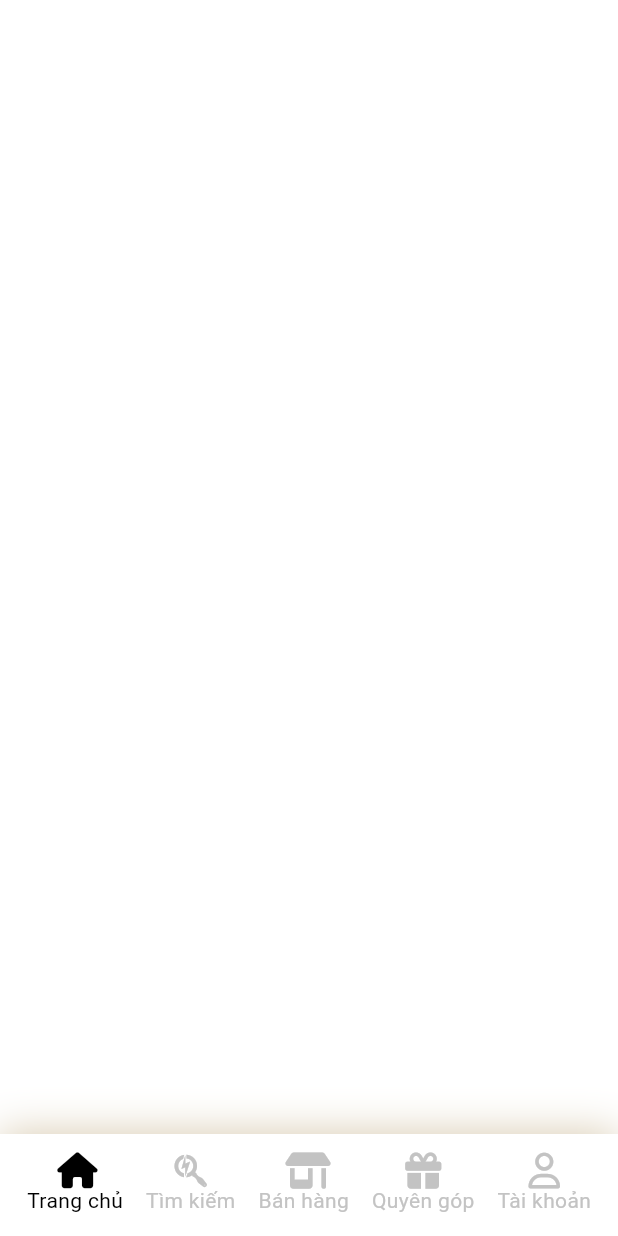
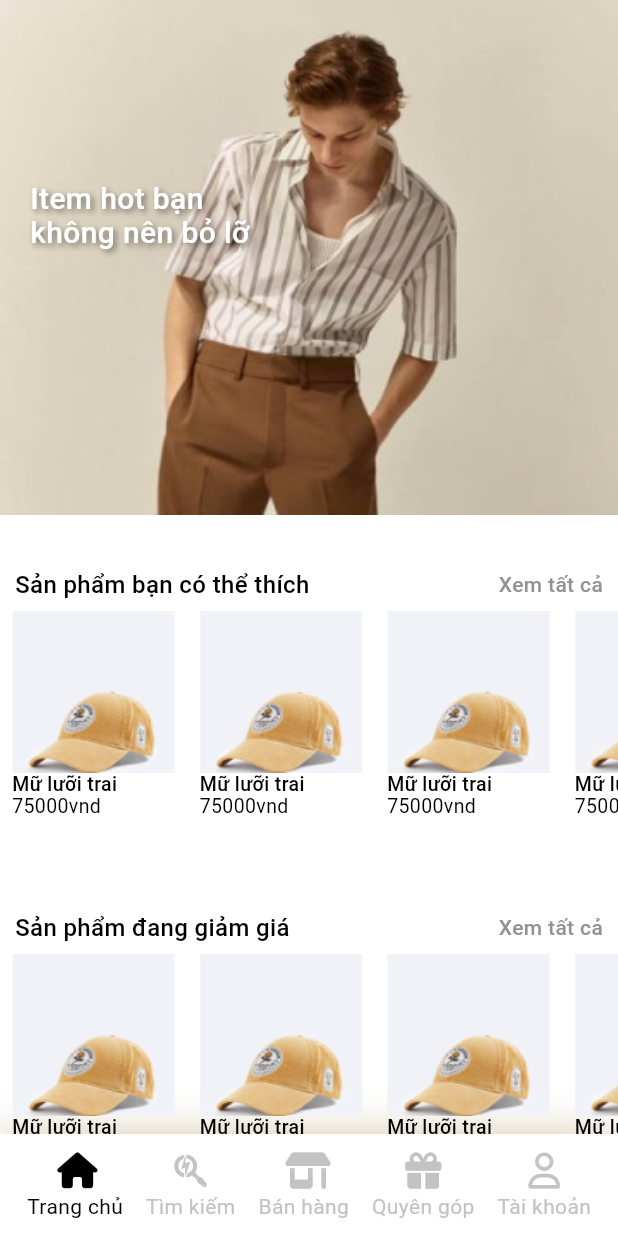
Before and after one commit to QBitGenZ/2fends-mobile, a Flutter app: the screen it shows after launch, on a phone screen of 412 x 824 dp. Run offline on Flutter 3.47's test engine with Material 3 defaults, Android fonts, the phone set to English and light mode, and no system bars; our stand-ins replace font_awesome_flutter, google_fonts.

Commit message:
Xong trang đầu của trang chủ

```diff
--- a/lib/main.dart
+++ b/lib/main.dart
@@ -1,4 +1,4 @@
-import 'package:fends_mobile/pages/home/index.dart';
+import 'package:fends_mobile/pages/index.dart';
 import 'package:fends_mobile/widgets/navbar.dart';
 import 'package:fends_mobile/pages/home/start_screen.dart';
 import 'package:flutter/material.dart';
--- a/lib/models/index.dart
+++ b/lib/models/index.dart
@@ -0,0 +1,27 @@
+class Product {
+  String name;
+  String price;
+
+  Product({required this.name, required this.price});
+}
+
+List<Product> products = [
+  Product(name: "Mữ lưỡi trai", price: "75000vnd"),
+  Product(name: "Mữ lưỡi trai", price: "75000vnd"),
+  Product(name: "Mữ lưỡi trai", price: "75000vnd"),
+  Product(name: "Mữ lưỡi trai", price: "75000vnd"),
+  Product(name: "Mữ lưỡi trai", price: "75000vnd"),
+  Product(name: "Mữ lưỡi trai", price: "75000vnd"),
+  Product(name: "Mữ lưỡi trai", price: "75000vnd"),
+  Product(name: "Mữ lưỡi trai", price: "75000vnd"),
+  Product(name: "Mữ lưỡi trai", price: "75000vnd"),
+  Product(name: "Mữ lưỡi trai", price: "75000vnd"),
+  Product(name: "Mữ lưỡi trai", price: "75000vnd"),
+  Product(name: "Mữ lưỡi trai", price: "75000vnd"),
+  Product(name: "Mữ lưỡi trai", price: "75000vnd"),
+  Product(name: "Mữ lưỡi trai", price: "75000vnd"),
+  Product(name: "Mữ lưỡi trai", price: "75000vnd"),
+  Product(name: "Mữ lưỡi trai", price: "75000vnd"),
+  Product(name: "Mữ lưỡi trai", price: "75000vnd"),
+  Product(name: "Mữ lưỡi trai", price: "75000vnd"),
+];
--- a/lib/pages/home/index.dart
+++ /dev/null
@@ -1,27 +0,0 @@
-import 'package:fends_mobile/widgets/navbar.dart';
-import 'package:flutter/cupertino.dart';
-import 'package:flutter/material.dart';
-
-class MainPage extends StatefulWidget {
-  @override
-  State<MainPage> createState() => _MainPageState();
-}
-
-class _MainPageState extends State<MainPage> {
-  late double screenWidth;
-
-  @override
-  Widget build(BuildContext context) {
-    screenWidth = MediaQuery.of(context).size.width;
-
-    return Scaffold(
-        body: Stack(
-          children: [
-            Positioned(
-                bottom: 0,
-                child: Navbar()
-            ),
-          ],
-    ));
-  }
-}
--- a/lib/pages/index.dart
+++ b/lib/pages/index.dart
@@ -0,0 +1,56 @@
+import 'package:fends_mobile/sections/home/index.dart';
+import 'package:fends_mobile/widgets/navbar.dart';
+import 'package:flutter/cupertino.dart';
+import 'package:flutter/material.dart';
+import 'package:flutter/widgets.dart';
+
+import '../constants/navbar.dart';
+
+class MainPage extends StatefulWidget {
+  @override
+  State<MainPage> createState() => _MainPageState();
+}
+
+class _MainPageState extends State<MainPage> {
+  late double screenWidth;
+  late String selectedTitle;
+
+  @override
+  void initState() {
+    super.initState();
+    selectedTitle = navbar[0].title;
+  }
+
+  @override
+  Widget build(BuildContext context) {
+    screenWidth = MediaQuery.of(context).size.width;
+
+    void updateSelectedTitle(String title) {
+      setState(() {
+        selectedTitle = title;
+      });
+    }
+
+    return Scaffold(
+        body: Stack(
+          children: [
+            Positioned(
+                bottom: 0,
+                child: Navbar(selectedTitle: selectedTitle, updateSelectedTitle: updateSelectedTitle,)
+            ),
+            Positioned(
+              top: 0,
+                child: renderSection()
+            ),
+          ],
+    ));
+  }
+
+  Widget renderSection() {
+    if(selectedTitle == navbar[0].title) {
+      print(selectedTitle);
+      return HomeSection();
+    }
+    return Container();
+  }
+}
--- /dev/null
+++ b/lib/sections/home/index.dart
@@ -0,0 +1,85 @@
+import 'package:fends_mobile/widgets/HorizontalList.dart';
+import 'package:flutter/cupertino.dart';
+import 'package:flutter/material.dart';
+import 'package:flutter/widgets.dart';
+
+import '../../models/index.dart';
+
+class HomeSection extends StatelessWidget {
+  late double screenWidth;
+
+  @override
+  Widget build(BuildContext context) {
+    screenWidth = MediaQuery.of(context).size.width;
+
+    return Container(
+      height: MediaQuery.of(context).size.height - 68,
+      child: SingleChildScrollView(
+        scrollDirection: Axis.vertical,
+        child: Column(
+          children: [
+            HeaderImage(),
+            Container(
+              padding: EdgeInsets.only(top: 20),
+              child: HorizontalList(title: 'Sản phẩm bạn có thể thích', products: products,),
+            ),
+            Container(
+              padding: EdgeInsets.only(top: 20),
+              child: HorizontalList(title: 'Sản phẩm đang giảm giá', products: products,),
+            ),
+            Container(
+              padding: EdgeInsets.only(top: 20),
+              child: HorizontalList(title: 'Sản phẩm hot', products: products,),
+            ),
+          ],
+        ),
+      ),
+    );
+  }
+
+  Container HeaderImage() {
+    return Container(
+          height: 360,
+          width: screenWidth,
+          child: Stack(
+            children: [
+              Positioned(
+                top: 0,
+                child: Container(
+                    width: screenWidth,
+                    child: const Image(
+                      image: AssetImage('assets/images/home/background.png'),
+                      fit: BoxFit.cover,
+                    )
+                ),
+              ),
+              const Positioned(
+                  top: 120,
+                  left: 20,
+                  child: SizedBox(
+                    width: 186,
+                    height: 118,
+                    child: Text(
+                      'Item hot bạn \nkhông nên bỏ lỡ',
+                      style: TextStyle(
+                        color: Colors.white,
+                        fontSize: 20,
+                        fontFamily: 'Roboto',
+                        fontWeight: FontWeight.w500,
+                        height: 0,
+                        shadows: [
+                          Shadow(
+                            color: Color.fromRGBO(0, 0, 0, 0.5),
+                            blurRadius: 5, // Độ mờ của bóng
+                            offset: Offset(2, 2), // Độ dịch chuyển của bóng theo trục X và Y
+                          ),
+                        ],
+                      ),
+                    ),
+                  )
+              ),
+            ],
+          ),
+        );
+  }
+}
--- /dev/null
+++ b/lib/widgets/HorizontalList.dart
@@ -0,0 +1,102 @@
+import 'package:flutter/cupertino.dart';
+import 'package:flutter/material.dart';
+
+import '../models/index.dart';
+
+class HorizontalList extends StatelessWidget {
+  final String title;
+  final List<Product> products;
+  late double screenWidth;
+
+  HorizontalList({Key? key, required this.title, required this.products}) : super(key: key);
+
+  @override
+  Widget build(BuildContext context) {
+    screenWidth = MediaQuery.of(context).size.width;
+
+    return Container(
+      child: Column(
+        children: [
+          Container(
+            width: screenWidth,
+            padding: EdgeInsets.only(right: 10, left: 10),
+            child: Row(
+              mainAxisAlignment: MainAxisAlignment.spaceBetween,
+              children: [
+                Text(
+                  title,
+                  style: const TextStyle(
+                    color: Colors.black,
+                    fontSize: 16,
+                    fontFamily: 'Roboto',
+                    fontWeight: FontWeight.w500,
+                    height: 0,
+                  ),
+                ),
+                const InkWell(
+                  child: Text(
+                    'Xem tất cả',
+                    style: TextStyle(
+                      color: Color(0xFF929292),
+                      fontSize: 14,
+                      fontFamily: 'Roboto',
+                      fontWeight: FontWeight.w500,
+                      height: 0,
+                    ),
+                  ),
+                )
+              ],
+            ),
+          ),
+          SizedBox(
+            width: screenWidth,
+            height: 190,
+            child: ListView(
+              scrollDirection: Axis.horizontal,
+              children: products.map((e) => ProductItem(product: e)).toList(),
+            ),
+          ),
+        ],
+      ),
+    );
+  }
+}
+
+class ProductItem extends StatelessWidget {
+  final Product product;
+
+  ProductItem({Key? key, required this.product}) : super(key: key);
+
+  @override
+  Widget build(BuildContext context) {
+    return Container(
+      width: 125,
+      padding: const EdgeInsets.all(8.0),
+      child: ListView(
+        children: [
+          Image(image: AssetImage('assets/images/fake.png'), ),
+          Text(
+            product.name,
+            style: TextStyle(
+              color: Colors.black,
+              fontSize: 13,
+              fontFamily: 'Roboto',
+              fontWeight: FontWeight.w500,
+              height: 0,
+            ),
+          ),
+          Text(
+            product.price,
+            style: TextStyle(
+              color: Colors.black,
+              fontSize: 13,
+              fontFamily: 'Roboto',
+              fontWeight: FontWeight.w400,
+              height: 0,
+            ),
+          ),
+        ],
+      ),
+    );
+  }
+}
--- a/lib/widgets/navbar.dart
+++ b/lib/widgets/navbar.dart
@@ -2,29 +2,25 @@ import 'package:fends_mobile/constants/navbar.dart';
 import 'package:flutter/material.dart';
 
 class Navbar extends StatefulWidget {
+  final selectedTitle;
+  final Function(String) updateSelectedTitle;
+
+  Navbar({
+    Key? key,
+    required this.selectedTitle,
+    required this.updateSelectedTitle
+  });
+
   @override
   State<Navbar> createState() => _NavbarState();
 }
 
 class _NavbarState extends State<Navbar> {
   late double screenWidth;
-  late String selectedTitle;
-
-  @override
-  void initState() {
-    super.initState();
-    selectedTitle = navbar[0].title;
-  }
 
   @override
   Widget build(BuildContext context) {
     screenWidth = MediaQuery.of(context).size.width;
-
-    void updateSelectedTitle(String title) {
-      setState(() {
-        selectedTitle = title;
-      });
-    }
 
     return Container(
       padding: const EdgeInsets.symmetric(horizontal: 18, vertical: 12),
@@ -47,12 +43,12 @@ class _NavbarState extends State<Navbar> {
         children: navbar
             .map(
               (e) => InkWell(
-            onTap: () => updateSelectedTitle(e.title),
+            onTap: () => widget.updateSelectedTitle(e.title),
             child: NavbarItem(
               title: e.title,
               icon: e.icon,
-              selectedTitle: selectedTitle,
-              updateSelectedTitle: updateSelectedTitle,
+              selectedTitle: widget.selectedTitle,
+              updateSelectedTitle: widget.updateSelectedTitle,
             ),
           ),
         )
@@ -86,6 +82,7 @@ class _NavbarItemState extends State<NavbarItem> {
     return Container(
       height: 68,
       child: Column(
+        mainAxisAlignment: MainAxisAlignment.spaceBetween,
         children: [
           Icon(
             widget.icon,
--- a/pubspec.yaml
+++ b/pubspec.yaml
@@ -64,6 +64,7 @@ flutter:
   # To add assets to your application, add an assets section, like this:
   assets:
   - assets/images/
+  - assets/images/home/
   #   - images/a_dot_burr.jpeg
   #   - images/a_dot_ham.jpeg
 
```
Also changed, not shown: assets/images/fake.png (added), assets/images/home/background.png (added), lib/pages/until/index.dart (added).
